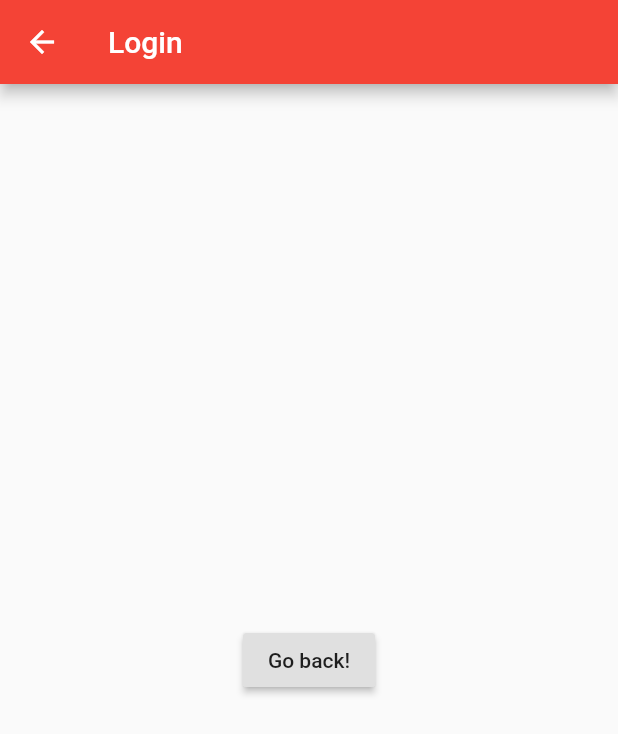
After one commit to bipark/lanzip_flutter_front, a Flutter app: the Login screen opened by its route, on a phone screen of 412 x 824 dp. The commit adds this screen. Shown: the top 734 px of the screen. Run offline on Flutter 3.47's test engine with Material 2 defaults, Android fonts, the phone set to English and light mode, and no system bars; our stand-ins replace carousel_slider; network calls fail.

Commit message:
Login Redirection

```diff
--- a/lanzip_flutter/lib/main.dart
+++ b/lanzip_flutter/lib/main.dart
@@ -3,10 +3,15 @@ import 'package:lanzip/widgets/content.dart';
 import 'package:provider/provider.dart';
 
 import 'package:lanzip/widgets/content_detail.dart';
+import 'package:lanzip/widgets/login.dart';
 
 void main() => runApp(MyApp());
 
+
 class MyApp extends StatelessWidget {
+
+  var login = false;
+
   @override
   Widget build(BuildContext context) {
     return MultiProvider(
@@ -15,8 +20,9 @@ class MyApp extends StatelessWidget {
         initialRoute: '/',
         routes: {
           '/main': (context) => ContentList(),
-          '/detail': (context) => ContentDetail(),
+          '/detail': (context) => login ? ContentDetail() : Login(),
         },
+        navigatorObservers: [],
         theme: ThemeData(
           primarySwatch: Colors.red,
           visualDensity: VisualDensity.adaptivePlatformDensity,
--- a/lanzip_flutter/lib/widgets/content.dart
+++ b/lanzip_flutter/lib/widgets/content.dart
@@ -41,7 +41,7 @@ class ContentListState extends State<ContentList> {
 
   ListTile _listViewDetail(BuildContext context, int index) {
     List _photos = _contentList[index]["photos"];
-    print(_photos);
+    //print(_photos);
     return ListTile(
       title: CarouselSlider(
         options: CarouselOptions(height: 300.0),
--- /dev/null
+++ b/lanzip_flutter/lib/widgets/login.dart
@@ -0,0 +1,31 @@
+import 'package:flutter/material.dart';
+import 'package:flutter/cupertino.dart';
+
+class LoginState extends State<Login> {
+
+  @override
+  Widget build(BuildContext context) {
+
+    print( ModalRoute.of(context).settings.arguments );
+
+    return Scaffold(
+      appBar: AppBar(
+        title: Text("Login"),
+      ),
+      body: Center(
+        child: RaisedButton(
+          onPressed: () {
+            Navigator.pop(context);
+          },
+          child: Text('Go back!'),
+        ),
+      ),
+    );
+  }
+}
+
+
+class Login extends StatefulWidget {
+  @override
+  createState()=>LoginState();
+}
```
